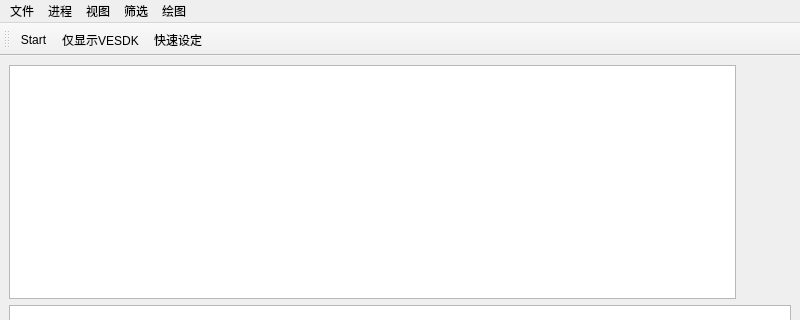
yyx112358/LogViewer, file mainwindow.ui: the form before one commit; both pictures show x 0 to 800 and y 0 to 320 of the 800 by 600 pixel window.
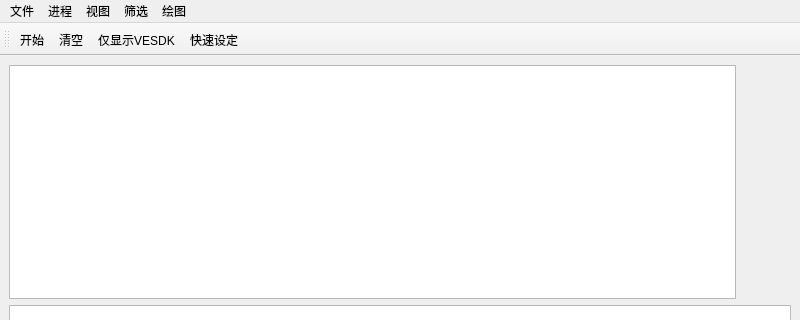
The form after the commit.

Patch:
```diff
--- a/mainwindow.ui
+++ b/mainwindow.ui
@@ -106,6 +106,7 @@
     <bool>false</bool>
    </attribute>
    <addaction name="actionStart"/>
+   <addaction name="actionClear"/>
    <addaction name="actionOnlyVESDK"/>
    <addaction name="actionFastSetting"/>
   </widget>
@@ -114,7 +115,7 @@
     <bool>true</bool>
    </property>
    <property name="text">
-    <string>Start</string>
+    <string>开始</string>
    </property>
   </action>
   <action name="actionProcessAwemeInhouse">
@@ -213,6 +214,11 @@
     <string>SplitPattern_idevicesyslog</string>
    </property>
   </action>
+  <action name="actionClear">
+   <property name="text">
+    <string>清空</string>
+   </property>
+  </action>
  </widget>
  <resources/>
  <connections/>
```
